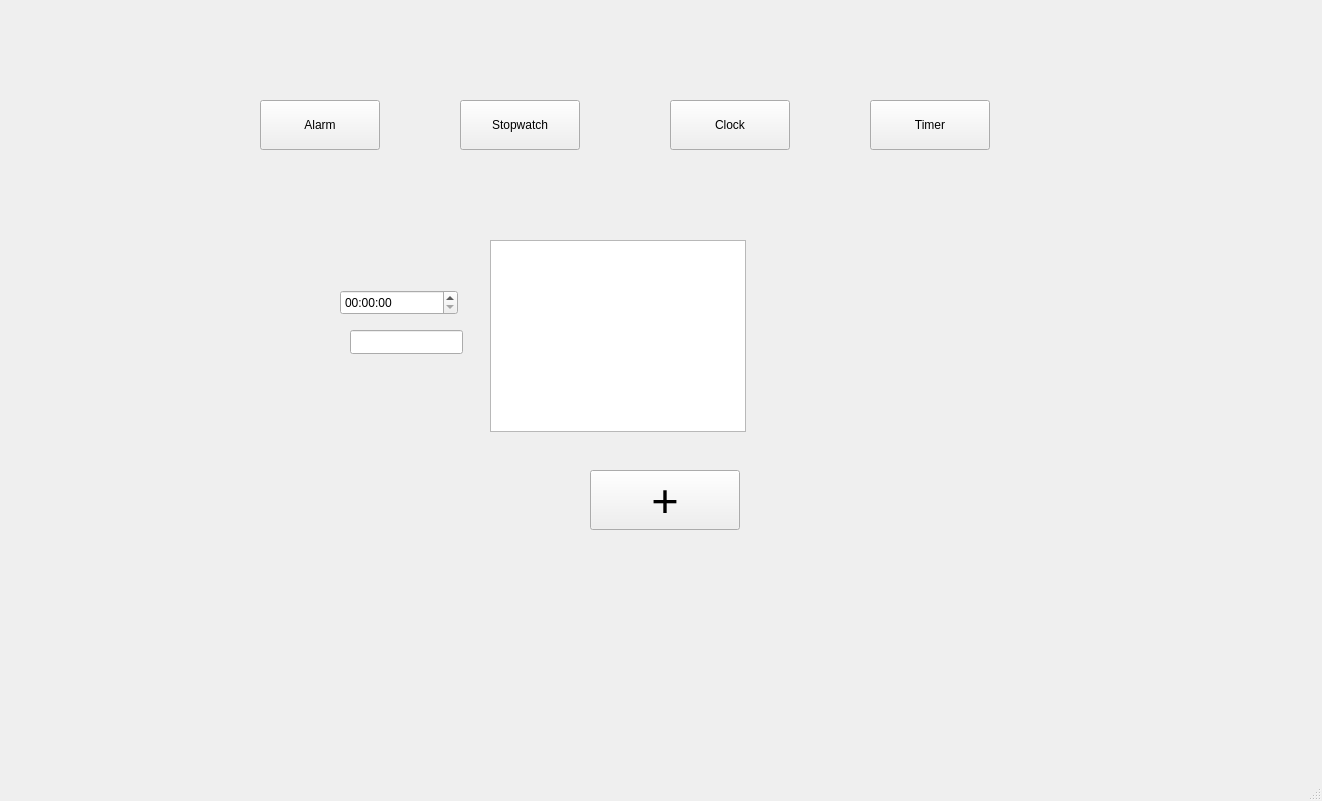
Qt form C++/Projects/Clock/QtGUI/ClockGUI/mainwindow.ui (MikitaVitkouski/BSU) before a commit.
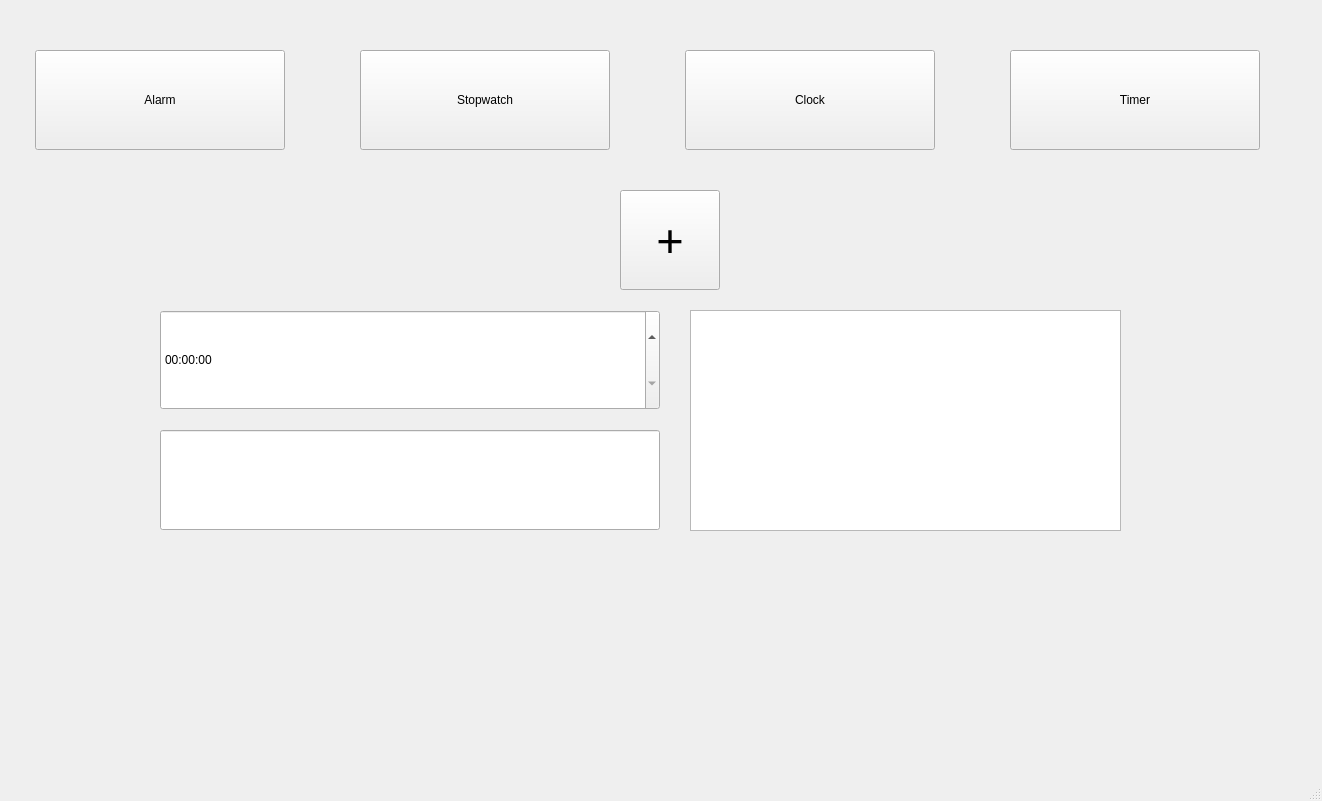
The same form after that commit.

Commit message: Change MainWindow::on_btnAddAlarm_clicked() to match AlarmManager realization, implement MainWindow::updateAlarmList(), MainWindow::checkAlarms()

Patch:
```diff
--- a/C++/Projects/Clock/QtGUI/ClockGUI/mainwindow.ui
+++ b/C++/Projects/Clock/QtGUI/ClockGUI/mainwindow.ui
@@ -17,10 +17,10 @@
    <widget class="QPushButton" name="btnAlarm">
     <property name="geometry">
      <rect>
-      <x>260</x>
-      <y>100</y>
-      <width>120</width>
-      <height>50</height>
+      <x>35</x>
+      <y>50</y>
+      <width>250</width>
+      <height>100</height>
      </rect>
     </property>
     <property name="sizePolicy">
@@ -36,10 +36,10 @@
    <widget class="QPushButton" name="btnStopwatch">
     <property name="geometry">
      <rect>
-      <x>460</x>
-      <y>100</y>
-      <width>120</width>
-      <height>50</height>
+      <x>360</x>
+      <y>50</y>
+      <width>250</width>
+      <height>100</height>
      </rect>
     </property>
     <property name="sizePolicy">
@@ -55,10 +55,10 @@
    <widget class="QPushButton" name="btnClock">
     <property name="geometry">
      <rect>
-      <x>670</x>
-      <y>100</y>
-      <width>120</width>
-      <height>50</height>
+      <x>685</x>
+      <y>50</y>
+      <width>250</width>
+      <height>100</height>
      </rect>
     </property>
     <property name="sizePolicy">
@@ -74,10 +74,10 @@
    <widget class="QPushButton" name="btnTimer">
     <property name="geometry">
      <rect>
-      <x>870</x>
-      <y>100</y>
-      <width>120</width>
-      <height>50</height>
+      <x>1010</x>
+      <y>50</y>
+      <width>250</width>
+      <height>100</height>
      </rect>
     </property>
     <property name="sizePolicy">
@@ -109,10 +109,10 @@
      <widget class="QPushButton" name="btnAddAlarm">
       <property name="geometry">
        <rect>
-        <x>440</x>
-        <y>290</y>
-        <width>150</width>
-        <height>60</height>
+        <x>470</x>
+        <y>10</y>
+        <width>100</width>
+        <height>100</height>
        </rect>
       </property>
       <property name="font">
@@ -127,30 +127,30 @@
      <widget class="QListWidget" name="listWidgetAlarms">
       <property name="geometry">
        <rect>
-        <x>340</x>
-        <y>60</y>
-        <width>256</width>
-        <height>192</height>
+        <x>540</x>
+        <y>130</y>
+        <width>431</width>
+        <height>221</height>
        </rect>
       </property>
      </widget>
      <widget class="QTimeEdit" name="timeEditAlarm">
       <property name="geometry">
        <rect>
-        <x>190</x>
-        <y>110</y>
-        <width>118</width>
-        <height>25</height>
+        <x>10</x>
+        <y>130</y>
+        <width>500</width>
+        <height>100</height>
        </rect>
       </property>
      </widget>
      <widget class="QLineEdit" name="lineEditAlarmLabel">
       <property name="geometry">
        <rect>
-        <x>200</x>
-        <y>150</y>
-        <width>113</width>
-        <height>24</height>
+        <x>10</x>
+        <y>250</y>
+        <width>500</width>
+        <height>100</height>
        </rect>
       </property>
      </widget>
```
The commit also changes 2 other files.
